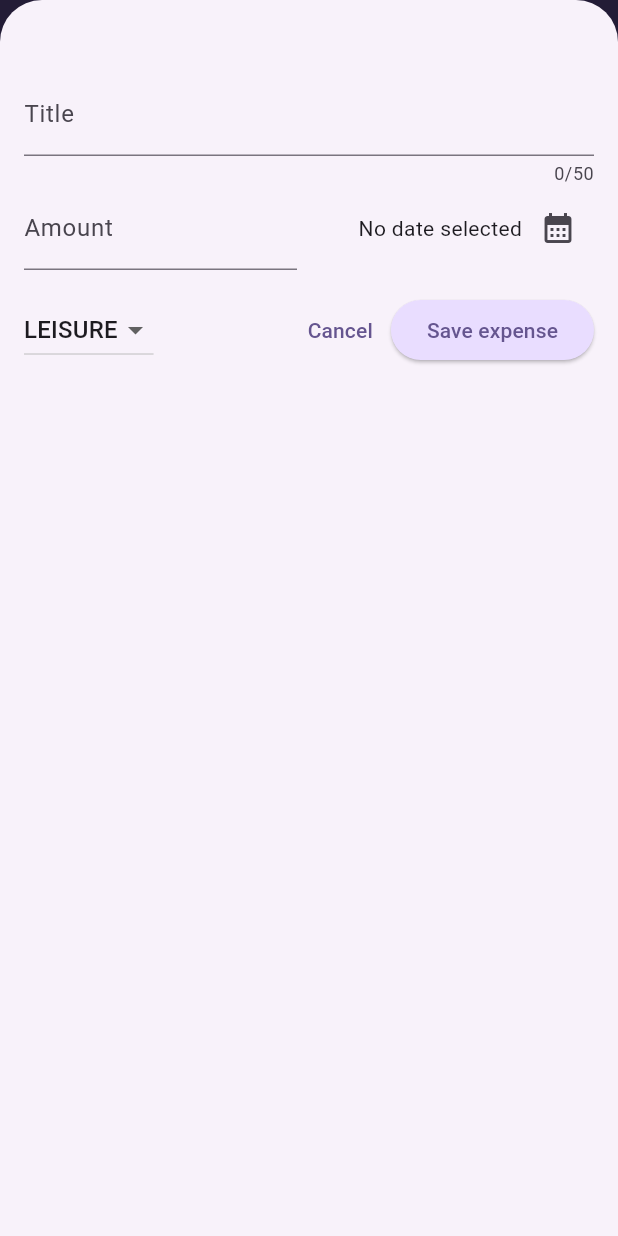
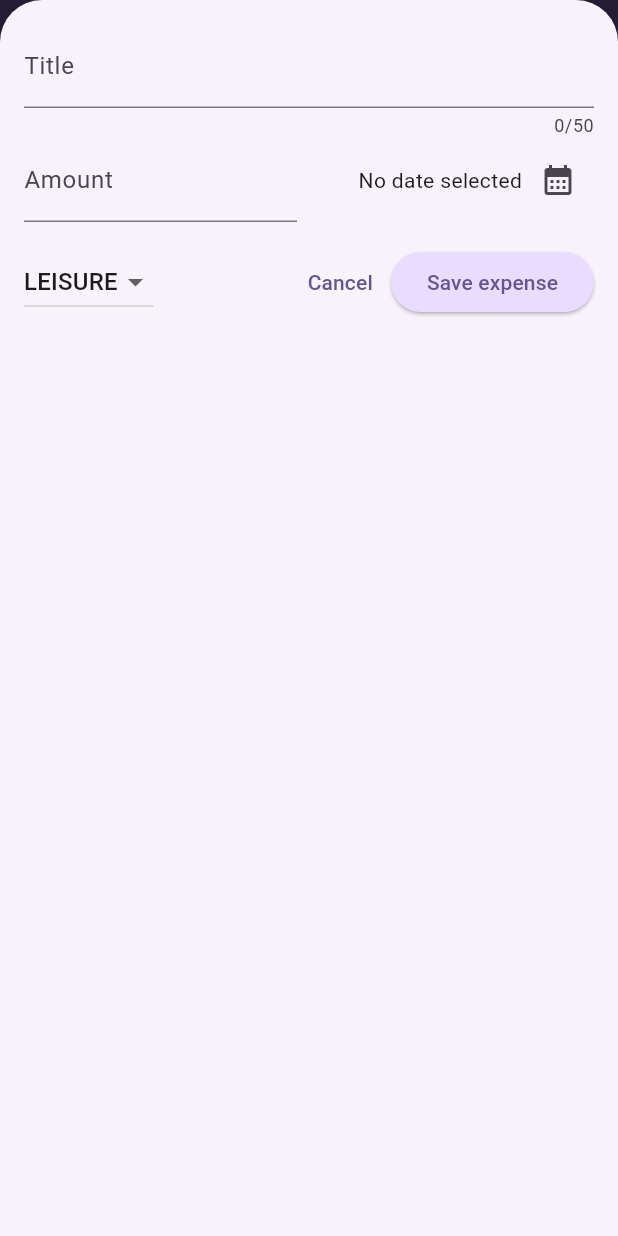
Before and after one commit to DanielNeset/expense_tracker, a Flutter app: the screen it shows after launch, after a tap on the "add" icon, on a phone screen of 412 x 824 dp. Run offline on Flutter 3.47's test engine with Material 3 defaults, Android fonts, the phone set to English and light mode, and no system bars.

Commit message:
Made the app more responsive and added Cupertino dialog for IOS

```diff
--- a/lib/widgets/expenses.dart
+++ b/lib/widgets/expenses.dart
@@ -38,6 +38,7 @@ class _ExpensesState extends State<Expenses> {
 
   void _openAddExpenseOverlay() {
     showModalBottomSheet(
+      useSafeArea: true,
       isScrollControlled: true,
       context: context,
       builder: (ctx) => NewExpense(onAddExpense: _addExpense),
--- a/lib/widgets/new_expense.dart
+++ b/lib/widgets/new_expense.dart
@@ -1,6 +1,8 @@
+import 'package:flutter/cupertino.dart';
 import 'package:flutter/material.dart';
 import 'package:intl/intl.dart';
 import 'package:expense_tracker/models/expense.dart';
+import 'dart:io';
 
 final formatter = DateFormat.yMd();
 
@@ -35,12 +37,23 @@ class _NewExpenseState extends State<NewExpense> {
     });
   }
 
-  void _submitExpenseData() {
-    final enteredAmount = double.tryParse(_amountController.text);
-    final amountIsInvalid = enteredAmount == null || enteredAmount <= 0;
-    if (_titleController.text.trim().isEmpty ||
-        amountIsInvalid ||
-        _selectedDate == null) {
+  void _showDialog() {
+    if (Platform.isIOS) {
+      showCupertinoDialog(
+          context: context,
+          builder: (ctx) => CupertinoAlertDialog(
+                title: const Text('Invalid input'),
+                content: const Text(
+                    'Please make sure a valid title, amount, date and category was entered'),
+                actions: [
+                  TextButton(
+                      onPressed: () {
+                        Navigator.pop(ctx);
+                      },
+                      child: const Text('Okay')),
+                ],
+              ));
+    } else {
       showDialog(
         context: context,
         builder: (ctx) => AlertDialog(
@@ -56,6 +69,16 @@ class _NewExpenseState extends State<NewExpense> {
           ],
         ),
       );
+    }
+  }
+
+  void _submitExpenseData() {
+    final enteredAmount = double.tryParse(_amountController.text);
+    final amountIsInvalid = enteredAmount == null || enteredAmount <= 0;
+    if (_titleController.text.trim().isEmpty ||
+        amountIsInvalid ||
+        _selectedDate == null) {
+      _showDialog();
       return;
     }
 
@@ -78,10 +101,47 @@ class _NewExpenseState extends State<NewExpense> {
 
   @override
   Widget build(BuildContext context) {
-    return Padding(
-      padding: const EdgeInsets.fromLTRB(16, 48, 16, 16),
+    final keyboardSpace = MediaQuery.of(context).viewInsets.bottom;
+
+    return LayoutBuilder(builder: (ctx, constraints) {
+      final width = constraints.maxWidth;
+
+      print(width);
+
+      return SizedBox(
+        height: double.infinity,
+        child: SingleChildScrollView(
+          child: Padding(
+            padding: EdgeInsets.fromLTRB(16, 16, 16, keyboardSpace + 16),
             child: Column(
               children: [
+                if (width >= 600)
+                  Row(
+                    crossAxisAlignment: CrossAxisAlignment.start,
+                    children: [
+                      Expanded(
+                        child: TextField(
+                          controller: _titleController,
+                          maxLength: 50,
+                          decoration: const InputDecoration(
+                            label: Text('Title'),
+                          ),
+                        ),
+                      ),
+                      const SizedBox(width: 24),
+                      Expanded(
+                        child: TextField(
+                          controller: _amountController,
+                          keyboardType: TextInputType.number,
+                          decoration: const InputDecoration(
+                            prefixText: '\$ ',
+                            label: Text('Amount'),
+                          ),
+                        ),
+                      ),
+                    ],
+                  )
+                else
                   TextField(
                     controller: _titleController,
                     maxLength: 50,
@@ -89,6 +149,45 @@ class _NewExpenseState extends State<NewExpense> {
                       label: Text('Title'),
                     ),
                   ),
+                if (width >= 600)
+                  Row(
+                    children: [
+                      DropdownButton(
+                          value: _selectedCategory,
+                          items: Category.values
+                              .map(
+                                (category) => DropdownMenuItem(
+                                  value: category,
+                                  child: Text(
+                                    category.name.toUpperCase(),
+                                  ),
+                                ),
+                              )
+                              .toList(),
+                          onChanged: (value) {
+                            if (value == null) {
+                              return;
+                            }
+                            setState(() {
+                              _selectedCategory = value;
+                            });
+                          }),
+                      const SizedBox(width: 24),
+                      Row(
+                        mainAxisAlignment: MainAxisAlignment.end,
+                        crossAxisAlignment: CrossAxisAlignment.center,
+                        children: [
+                          Text(_selectedDate == null
+                              ? 'No date selected'
+                              : formatter.format(_selectedDate!)),
+                          IconButton(
+                              onPressed: _presentDatePicker,
+                              icon: const Icon(Icons.calendar_month))
+                        ],
+                      ),
+                    ],
+                  )
+                else
                   Row(
                     children: [
                       Expanded(
@@ -119,6 +218,23 @@ class _NewExpenseState extends State<NewExpense> {
                     ],
                   ),
                 const SizedBox(height: 16),
+                if (width >= 600)
+                  Row(
+                    children: [
+                      const Spacer(),
+                      TextButton(
+                        onPressed: () {
+                          Navigator.pop(context);
+                        },
+                        child: const Text('Cancel'),
+                      ),
+                      ElevatedButton(
+                        onPressed: _submitExpenseData,
+                        child: const Text('Save expense'),
+                      ),
+                    ],
+                  )
+                else
                   Row(
                     children: [
                       DropdownButton(
@@ -156,6 +272,9 @@ class _NewExpenseState extends State<NewExpense> {
                   ),
               ],
             ),
+          ),
+        ),
       );
+    });
   }
 }
```
Lines whose indentation alone changed are shown as unchanged.
